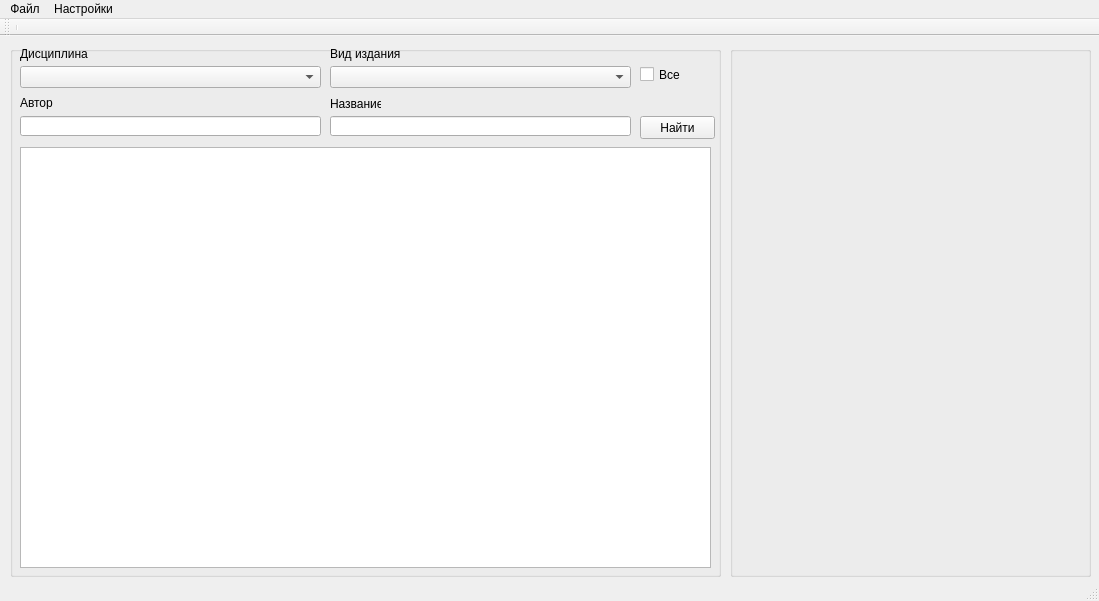
Qt form mainwindow.ui (andron58/catalogue) before a commit.
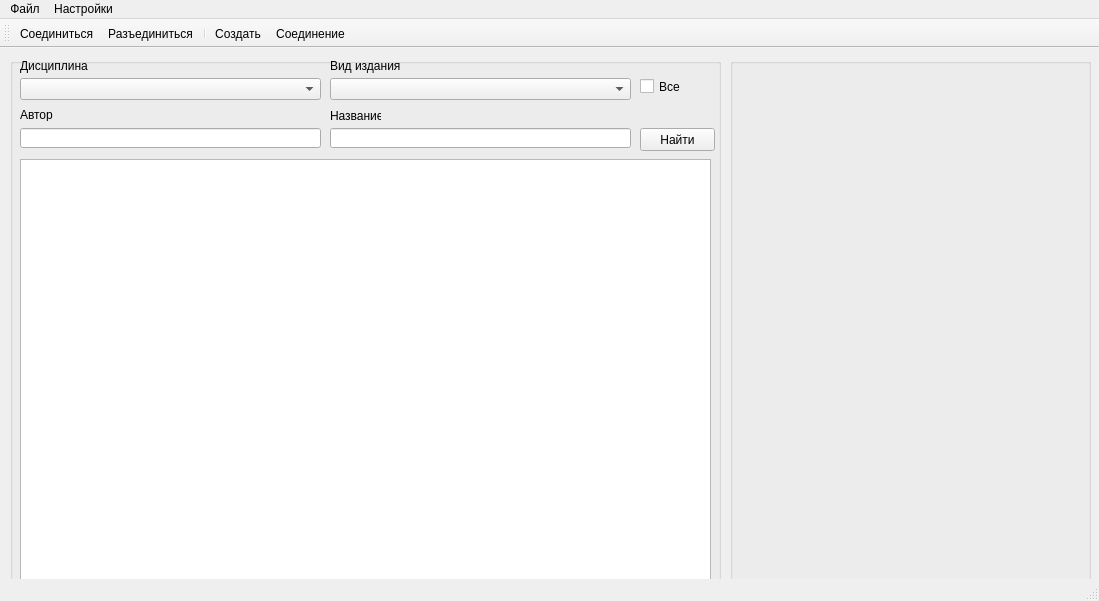
The same form after that commit. Icons and pictures are not drawn.

Diff of the .ui file:
```diff
--- a/mainwindow.ui
+++ b/mainwindow.ui
@@ -207,7 +207,11 @@
    <attribute name="toolBarBreak">
     <bool>false</bool>
    </attribute>
+   <addaction name="actionConnect"/>
+   <addaction name="actionDisconnect"/>
    <addaction name="separator"/>
+   <addaction name="action_3"/>
+   <addaction name="action"/>
   </widget>
   <widget class="QStatusBar" name="statusBar"/>
   <action name="action">
@@ -225,6 +229,30 @@
     <string>Редактировать</string>
    </property>
   </action>
+  <action name="actionConnect">
+   <property name="icon">
+    <iconset resource="icons.qrc">
+     <normaloff>:/new/prefix1/images/connect.png</normaloff>:/new/prefix1/images/connect.png</iconset>
+   </property>
+   <property name="text">
+    <string>Соединиться</string>
+   </property>
+   <property name="toolTip">
+    <string>Соединиться с БД</string>
+   </property>
+  </action>
+  <action name="actionDisconnect">
+   <property name="icon">
+    <iconset resource="icons.qrc">
+     <normaloff>:/new/prefix1/images/stop.png</normaloff>:/new/prefix1/images/stop.png</iconset>
+   </property>
+   <property name="text">
+    <string>Разъединиться</string>
+   </property>
+   <property name="toolTip">
+    <string>Разорвать соединение</string>
+   </property>
+  </action>
  </widget>
  <layoutdefault spacing="6" margin="11"/>
  <resources/>
```
Left out of the diff: 52 changed lines with no effect on the pictures.
